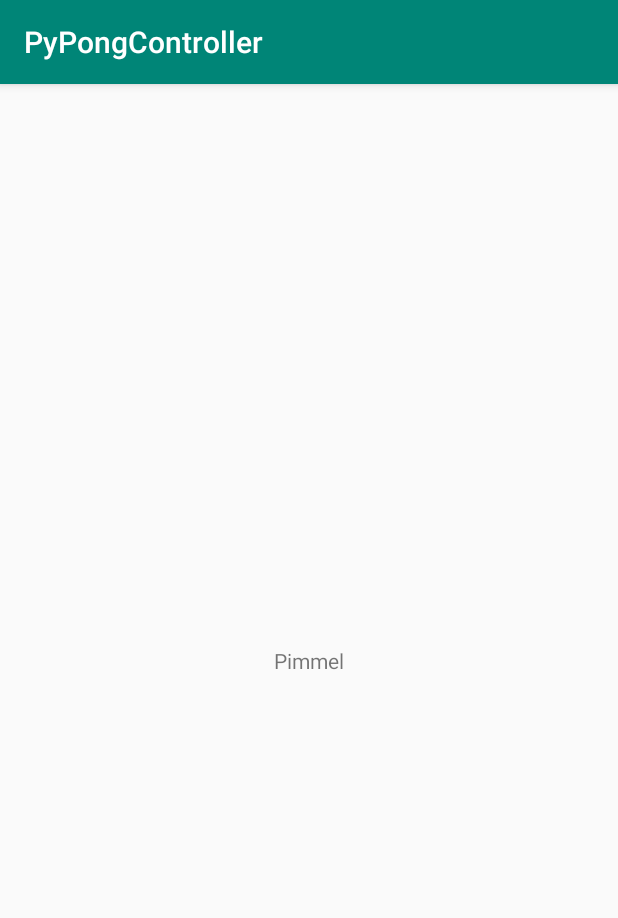
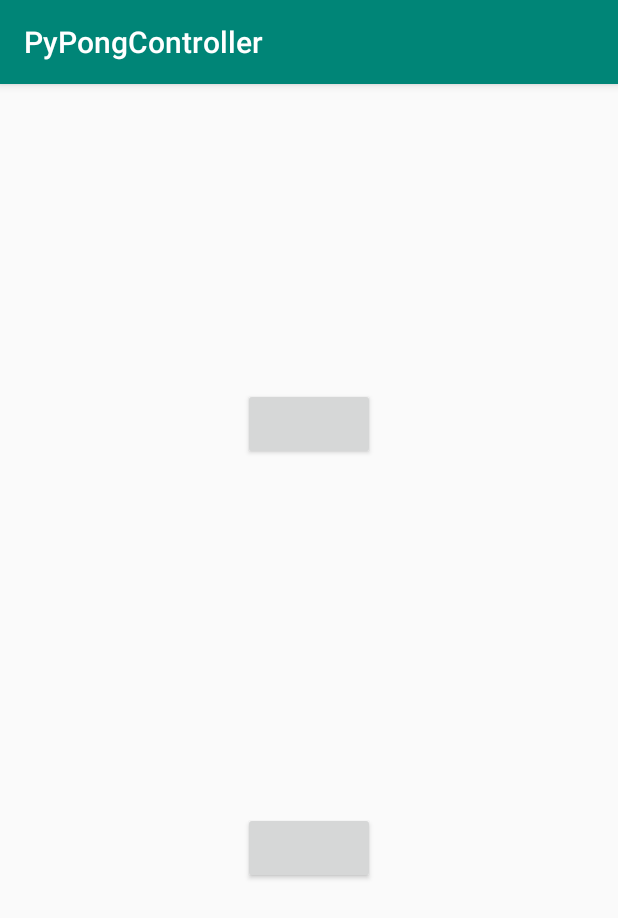
Before and after one commit to mchlnix/PyPong, an Android app: the screen it shows after launch (MainActivity), on a phone screen of 412 x 824 dp. Shown: the top 918 px of the screen. Run offline under Robolectric (Android 15) with nearby library versions, the light colour scheme and no system bars.

Commit message:
Button bitches

```diff
--- a/app/src/main/java/com/example/pypongcontroller/MainActivity.java
+++ b/app/src/main/java/com/example/pypongcontroller/MainActivity.java
@@ -2,6 +2,8 @@ package com.example.pypongcontroller;
 
 import android.support.v7.app.AppCompatActivity;
 import android.os.Bundle;
+import android.view.View;
+import android.widget.Toast;
 
 public class MainActivity extends AppCompatActivity {
 
@@ -10,4 +12,11 @@ public class MainActivity extends AppCompatActivity {
         super.onCreate(savedInstanceState);
         setContentView(R.layout.activity_main);
     }
+
+    public void onButton(View button) {
+        if (button.getId()==R.id.button2)
+            Toast.makeText(this, "UP", Toast.LENGTH_SHORT).show();
+        if (button.getId()==R.id.button)
+            Toast.makeText(this, "DOWN", Toast.LENGTH_SHORT).show();
+    }
 }
--- a/app/src/main/res/layout/activity_main.xml
+++ b/app/src/main/res/layout/activity_main.xml
@@ -2,17 +2,39 @@
 <android.support.constraint.ConstraintLayout xmlns:android="http://schemas.android.com/apk/res/android"
     xmlns:app="http://schemas.android.com/apk/res-auto"
     xmlns:tools="http://schemas.android.com/tools"
+    android:id="@+id/abc"
     android:layout_width="match_parent"
     android:layout_height="match_parent"
-    tools:context=".MainActivity">
+    tools:context=".MainActivity" >
 
-    <TextView
+    <Button
+        android:id="@+id/button"
         android:layout_width="wrap_content"
         android:layout_height="wrap_content"
-        android:text="Pimmel"
+        android:layout_marginStart="32dp"
+        android:layout_marginLeft="32dp"
+        android:layout_marginTop="32dp"
+        android:layout_marginEnd="32dp"
+        android:layout_marginRight="32dp"
+        android:layout_marginBottom="32dp"
+        android:onClick="onButton"
         app:layout_constraintBottom_toBottomOf="parent"
-        app:layout_constraintLeft_toLeftOf="parent"
-        app:layout_constraintRight_toRightOf="parent"
-        app:layout_constraintTop_toTopOf="parent" />
+        app:layout_constraintEnd_toEndOf="parent"
+        app:layout_constraintStart_toStartOf="parent"
+        app:layout_constraintTop_toBottomOf="@+id/button2" />
 
+    <Button
+        android:id="@+id/button2"
+        android:layout_width="wrap_content"
+        android:layout_height="wrap_content"
+        android:layout_marginStart="32dp"
+        android:layout_marginLeft="32dp"
+        android:layout_marginEnd="32dp"
+        android:layout_marginRight="32dp"
+        android:onClick="onButton"
+        app:layout_constraintBottom_toTopOf="@+id/button"
+        app:layout_constraintEnd_toEndOf="parent"
+        app:layout_constraintStart_toStartOf="parent"
+        app:layout_constraintTop_toTopOf="parent"
+        app:layout_constraintVertical_bias="0.33999997" />
 </android.support.constraint.ConstraintLayout>
```
Also changed, not shown: 1 other file.
